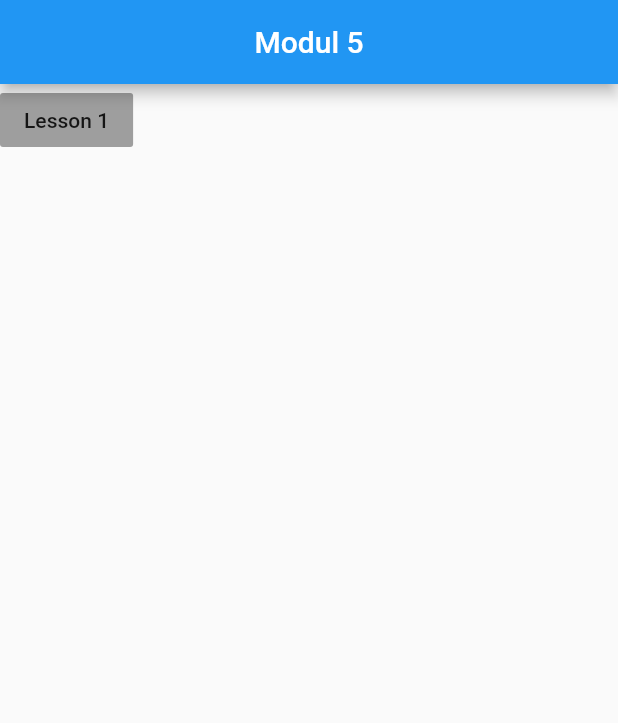
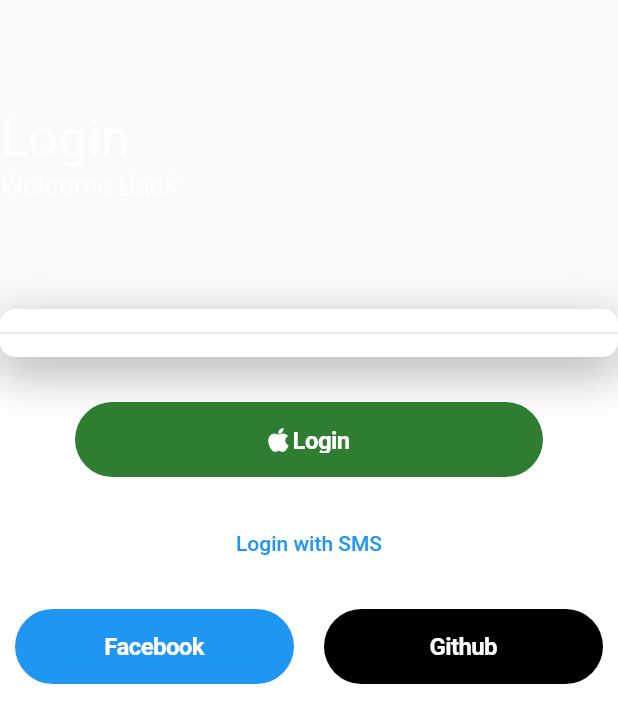
Before and after one commit to Saffered/login1_ui, a Flutter app: the screen it shows after launch, on a phone screen of 412 x 824 dp. Shown: the top 723 px of the screen. Run offline on Flutter 3.47's test engine with Material 2 defaults, Android fonts, the phone set to English and light mode, and no system bars; our stand-ins replace font_awesome_flutter.

Commit message:
Modul 5 amaliy ish Login ui

```diff
--- a/lib/main.dart
+++ b/lib/main.dart
@@ -1,4 +1,7 @@
+
 import 'package:app_devolopment/home_page.dart';
+import 'package:app_devolopment/pdp.dart';
+import 'package:app_devolopment/test.dart';
 import 'package:app_devolopment/turistik_page.dart';
 import 'package:flutter/material.dart';
 
@@ -17,9 +20,12 @@
       theme: ThemeData(
         primarySwatch: Colors.blue,
       ),
-      home: Homepage(),
+      home: PdpLoginUiPage(),
       routes: {
         Lessononepage.id: (context) => Lessononepage(),
+        PdpLoginUiPage.path:(context)=>PdpLoginUiPage(),
+        Testpage.id:(context)=> Testpage(),
+        Homepage.id: (context)=> Homepage(),
       },
     );
   }
--- /dev/null
+++ b/lib/pdp.dart
@@ -0,0 +1,224 @@
+/*
+Created by Axmadjon Isaqov on 14:19:11 20.07.2022
+© 2022 @axi_dev
+*/
+import 'package:flutter/cupertino.dart';
+import 'package:flutter/material.dart';
+import 'package:font_awesome_flutter/font_awesome_flutter.dart';
+
+///Pdp ui1
+class PdpLoginUiPage extends StatefulWidget {
+  static const String path = '/pdp_login_ui';
+  const PdpLoginUiPage({super.key});
+
+  @override
+  State<PdpLoginUiPage> createState() => _PdpLoginUiPageState();
+}
+
+class _PdpLoginUiPageState extends State<PdpLoginUiPage> with SingleTickerProviderStateMixin{
+
+ TextEditingController _emailcomtroller = new TextEditingController();
+ TextEditingController _passwordcomtroller = new TextEditingController();
+
+
+_doLogin(){
+
+}
+
+
+
+  @override
+  Widget build(BuildContext context) {
+    return Scaffold(
+      body: Stack(
+        fit: StackFit.expand,
+        children: [
+          ///background widget
+
+          /// foreground widget
+          foregroundWidget,
+        ],
+      ),
+    );
+  }
+
+  Widget get foregroundWidget {
+    return Column(
+      children: [
+        //login text
+        Expanded(
+            flex: 3,
+            child: Container(
+              alignment: Alignment.centerLeft,
+              child: RichText(
+                textAlign: TextAlign.start,
+                text: const TextSpan(
+                    text: "Login\n",
+                    style: TextStyle(fontSize: 35),
+                    children: [
+                      TextSpan(
+                          text: 'Welcome Back', style: TextStyle(fontSize: 18))
+                    ]),
+              ),
+            )),
+        //fields  and buttons
+        Expanded(
+            flex: 9,
+            child: Container(
+              decoration: const BoxDecoration(
+                  color: Colors.white,
+                  borderRadius:
+                  BorderRadius.vertical(top: Radius.circular(53))),
+              child: SingleChildScrollView(
+                child: Column(children: [
+                  Container(
+                    decoration: BoxDecoration(
+                        borderRadius: BorderRadius.circular(10),
+                        color: Colors.white,
+                        boxShadow: [
+                          BoxShadow(
+                              offset: const Offset(0, 10),
+                              blurRadius: 25,
+                              spreadRadius: 3,
+                              color: Colors.grey[400]!),
+                        ]),
+                    child: Column(
+                      children: [
+                        ///email field
+                        Padding(
+                          padding:
+                          const EdgeInsets.only(left: 8, right: 8, top: 8),
+                        ),
+                        const Divider(
+                          thickness: 1,
+                        ),
+
+                        ///password field
+                        Padding(
+                          padding: const EdgeInsets.only(
+                              left: 8, right: 8, bottom: 8),
+                        ),
+                      ],
+                    ),
+                  ),
+                  const SizedBox(
+                    height: 30,
+                  ),
+
+                  ///login button
+                  Padding(
+                    padding: const EdgeInsets.symmetric(horizontal: 50),
+                    child: SizedBox(
+                        width: double.infinity,
+                        height: 50,
+                        child: CupertinoButton(
+                            color: const Color(0xFF2E7D31),
+                            borderRadius: BorderRadius.circular(30),
+                            onPressed: (){},
+                            child: Row(
+                              mainAxisSize: MainAxisSize.min,
+                              crossAxisAlignment: CrossAxisAlignment.center,
+                              children: const [
+                                FaIcon(
+                                  FontAwesomeIcons.apple,
+                                  size: 18,
+                                  color: Colors.white,
+                                ),
+                                SizedBox(
+                                  width: 3,
+                                ),
+                                Text(
+                                  'Login',
+                                  style: TextStyle(
+                                      fontSize: 16,
+                                      fontWeight: FontWeight.bold,
+                                      color: Colors.white),
+                                )
+                              ],
+                            ))),
+                  ),
+                  const SizedBox(
+                    height: 20,
+                  ),
+
+                  ///text button
+                  TextButton(
+                    child: const Text("Login with SMS"),
+                    onPressed: () {
+                      Navigator.pushNamed(context, "test_page");
+                    },
+                  ),
+                  const SizedBox(
+                    height: 20,
+                  ),
+
+                  ///Facebook button
+                  Padding(
+                    padding: const EdgeInsets.symmetric(horizontal: 10),
+                    child: Row(
+                      mainAxisSize: MainAxisSize.min,
+                      children: [
+                        Expanded(
+                            child: customButton(
+                                text: "Facebook",
+                                onPress: () {},
+                                color: const Color(0xFF2096F3))),
+                        const SizedBox(
+                          width: 20,
+                        ),
+
+                        ///github button
+                        Expanded(
+                            child: customButton(
+                                text: 'Github',
+                                color: Colors.black,
+                                onPress: () {}))
+                      ],
+                    ),
+                  ),
+                ]),
+              ),
+            ))
+      ],
+    );
+  }
+
+  ///field widget
+  Widget customField(
+      {required TextEditingController? controller,
+        String? hintText,
+        bool? isObscure = false}) {
+    return TextField(
+      controller: controller!,
+      maxLength: isObscure! ? 8 : null,
+      obscureText: isObscure,
+      decoration: InputDecoration(
+        isDense: true,
+        counter: const SizedBox.shrink(),
+        hintText: hintText!,
+        border: InputBorder.none,
+      ),
+    );
+  }
+
+//custom button
+  Widget customButton(
+      {String? text, Color? color, GestureTapCallback? onPress}) {
+    return SizedBox(
+        height: 50,
+        // width: 150,
+        child: CupertinoButton(
+            color: color,
+            padding: const EdgeInsets.symmetric(horizontal: 0),
+            borderRadius: BorderRadius.circular(30),
+            onPressed: onPress,
+            child: Text(
+              text!,
+              style: const TextStyle(
+                  fontSize: 16,
+                  fontWeight: FontWeight.bold,
+                  color: Colors.white),
+            )));
+  }
+
+}
--- a/pubspec.yaml
+++ b/pubspec.yaml
@@ -34,6 +34,7 @@
   # The following adds the Cupertino Icons font to your application.
   # Use with the CupertinoIcons class for iOS style icons.
   cupertino_icons: ^1.0.2
+  font_awesome_flutter: ^10.1.0
 
 dev_dependencies:
   flutter_test:
```
Also changed, not shown: lib/login_page.dart (added, +14 -0 lines), lib/test.dart (added, +162 -0 lines), pubspec.lock.
